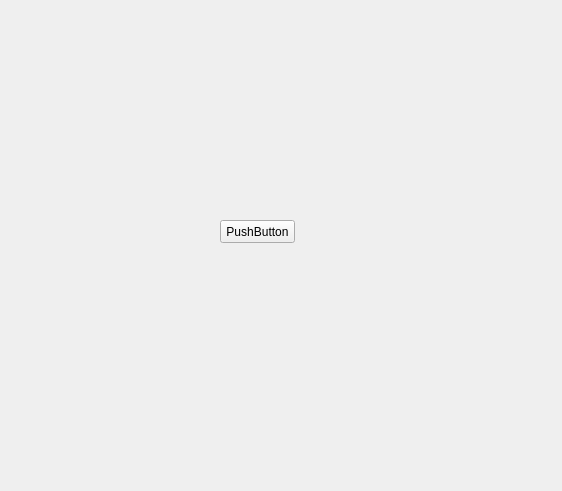
This is teste_interface.ui in ianoli12/meu_prontuario as Qt 5 draws it before an edit. The edited form follows.
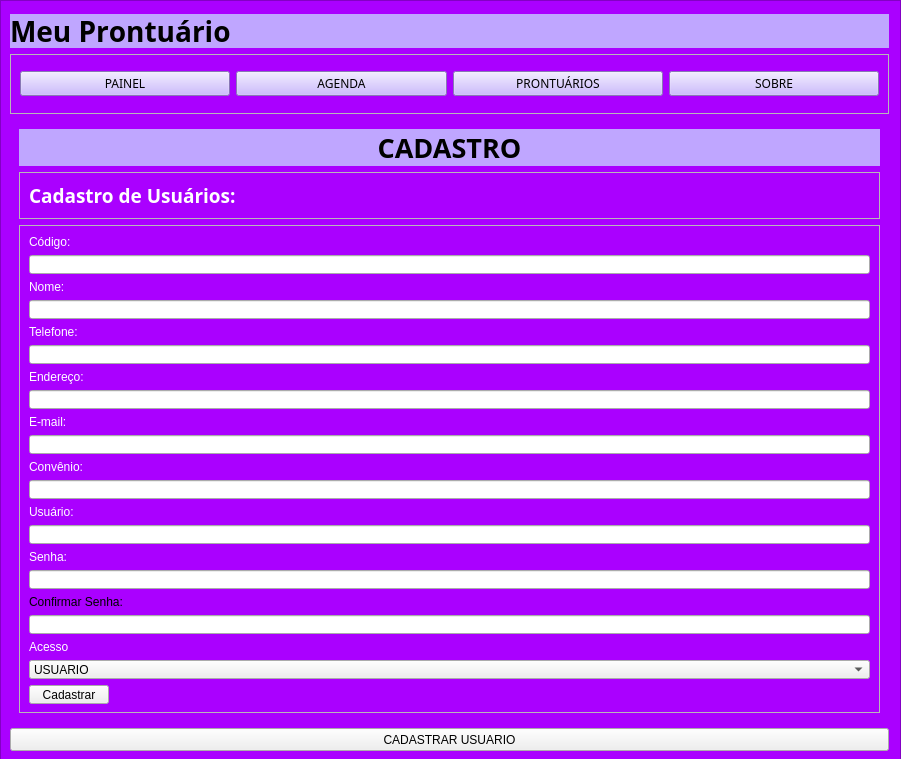
This is the edited form.

Diff of the .ui file:
```diff
--- a/teste_interface.ui
+++ b/teste_interface.ui
@@ -6,26 +6,826 @@
    <rect>
     <x>0</x>
     <y>0</y>
-    <width>562</width>
-    <height>491</height>
+    <width>901</width>
+    <height>759</height>
    </rect>
   </property>
   <property name="windowTitle">
    <string>Form</string>
   </property>
-  <widget class="QPushButton" name="pushButton">
+  <widget class="QFrame" name="frame">
    <property name="geometry">
     <rect>
-     <x>220</x>
-     <y>220</y>
-     <width>75</width>
+     <x>10</x>
+     <y>54</y>
+     <width>879</width>
+     <height>60</height>
+    </rect>
+   </property>
+   <property name="sizePolicy">
+    <sizepolicy hsizetype="Preferred" vsizetype="Maximum">
+     <horstretch>0</horstretch>
+     <verstretch>0</verstretch>
+    </sizepolicy>
+   </property>
+   <property name="minimumSize">
+    <size>
+     <width>0</width>
+     <height>60</height>
+    </size>
+   </property>
+   <property name="frameShape">
+    <enum>QFrame::StyledPanel</enum>
+   </property>
+   <property name="frameShadow">
+    <enum>QFrame::Raised</enum>
+   </property>
+   <layout class="QHBoxLayout" name="horizontalLayout_2">
+    <item>
+     <widget class="QPushButton" name="btn_painel">
+      <property name="enabled">
+       <bool>true</bool>
+      </property>
+      <property name="font">
+       <font>
+        <family>Bahnschrift Light SemiCondensed</family>
+       </font>
+      </property>
+      <property name="styleSheet">
+       <string notr="true">background-color: rgb(191, 166, 255);</string>
+      </property>
+      <property name="text">
+       <string>PAINEL</string>
+      </property>
+     </widget>
+    </item>
+    <item>
+     <widget class="QPushButton" name="btn_agenda">
+      <property name="font">
+       <font>
+        <family>Bahnschrift Light SemiCondensed</family>
+       </font>
+      </property>
+      <property name="styleSheet">
+       <string notr="true">background-color: rgb(191, 166, 255);</string>
+      </property>
+      <property name="text">
+       <string>AGENDA</string>
+      </property>
+     </widget>
+    </item>
+    <item>
+     <widget class="QPushButton" name="btn_prontuarios">
+      <property name="font">
+       <font>
+        <family>Bahnschrift Light SemiCondensed</family>
+       </font>
+      </property>
+      <property name="styleSheet">
+       <string notr="true">background-color: rgb(191, 166, 255);</string>
+      </property>
+      <property name="text">
+       <string>PRONTUÁRIOS</string>
+      </property>
+     </widget>
+    </item>
+    <item>
+     <widget class="QPushButton" name="btn_sobre">
+      <property name="font">
+       <font>
+        <family>Bahnschrift Light SemiCondensed</family>
+       </font>
+      </property>
+      <property name="styleSheet">
+       <string notr="true">background-color: rgb(191, 166, 255);</string>
+      </property>
+      <property name="text">
+       <string>SOBRE</string>
+      </property>
+     </widget>
+    </item>
+   </layout>
+   <zorder>btn_sobre</zorder>
+   <zorder>btn_prontuarios</zorder>
+   <zorder>btn_agenda</zorder>
+   <zorder>btn_painel</zorder>
+  </widget>
+  <widget class="QLabel" name="label">
+   <property name="geometry">
+    <rect>
+     <x>10</x>
+     <y>14</y>
+     <width>879</width>
+     <height>34</height>
+    </rect>
+   </property>
+   <property name="sizePolicy">
+    <sizepolicy hsizetype="Preferred" vsizetype="Fixed">
+     <horstretch>0</horstretch>
+     <verstretch>0</verstretch>
+    </sizepolicy>
+   </property>
+   <property name="font">
+    <font>
+     <family>Bahnschrift Light SemiCondensed</family>
+     <pointsize>21</pointsize>
+     <weight>75</weight>
+     <italic>false</italic>
+     <bold>true</bold>
+     <strikeout>false</strikeout>
+     <kerning>false</kerning>
+    </font>
+   </property>
+   <property name="styleSheet">
+    <string notr="true">background-color: rgb(191, 166, 255);</string>
+   </property>
+   <property name="text">
+    <string>Meu Prontuário</string>
+   </property>
+   <property name="scaledContents">
+    <bool>true</bool>
+   </property>
+  </widget>
+  <widget class="QPushButton" name="btn_pg_cadastro">
+   <property name="geometry">
+    <rect>
+     <x>10</x>
+     <y>728</y>
+     <width>879</width>
      <height>23</height>
     </rect>
    </property>
    <property name="text">
-    <string>PushButton</string>
+    <string>CADASTRAR USUARIO</string>
    </property>
   </widget>
+  <widget class="QStackedWidget" name="Pages">
+   <property name="enabled">
+    <bool>true</bool>
+   </property>
+   <property name="geometry">
+    <rect>
+     <x>10</x>
+     <y>120</y>
+     <width>879</width>
+     <height>602</height>
+    </rect>
+   </property>
+   <property name="currentIndex">
+    <number>3</number>
+   </property>
+   <widget class="QWidget" name="pg_painel">
+    <property name="enabled">
+     <bool>false</bool>
+    </property>
+    <layout class="QVBoxLayout" name="verticalLayout_2">
+     <item>
+      <widget class="QLabel" name="label_14">
+       <property name="enabled">
+        <bool>false</bool>
+       </property>
+       <property name="sizePolicy">
+        <sizepolicy hsizetype="Preferred" vsizetype="Fixed">
+         <horstretch>0</horstretch>
+         <verstretch>0</verstretch>
+        </sizepolicy>
+       </property>
+       <property name="minimumSize">
+        <size>
+         <width>0</width>
+         <height>0</height>
+        </size>
+       </property>
+       <property name="font">
+        <font>
+         <family>Bahnschrift Light SemiCondensed</family>
+         <pointsize>20</pointsize>
+         <weight>75</weight>
+         <bold>true</bold>
+         <underline>false</underline>
+         <strikeout>false</strikeout>
+         <stylestrategy>PreferDefault</stylestrategy>
+         <kerning>true</kerning>
+        </font>
+       </property>
+       <property name="styleSheet">
+        <string notr="true">background-color: rgb(191, 166, 255);</string>
+       </property>
+       <property name="text">
+        <string>PAINEL</string>
+       </property>
+       <property name="alignment">
+        <set>Qt::AlignCenter</set>
+       </property>
+      </widget>
+     </item>
+     <item>
+      <widget class="QFrame" name="frame_2">
+       <property name="sizePolicy">
+        <sizepolicy hsizetype="Preferred" vsizetype="Fixed">
+         <horstretch>0</horstretch>
+         <verstretch>0</verstretch>
+        </sizepolicy>
+       </property>
+       <property name="frameShape">
+        <enum>QFrame::StyledPanel</enum>
+       </property>
+       <property name="frameShadow">
+        <enum>QFrame::Raised</enum>
+       </property>
+       <layout class="QHBoxLayout" name="horizontalLayout_3">
+        <item>
+         <widget class="QLabel" name="label_6">
+          <property name="font">
+           <font>
+            <family>Bahnschrift Light SemiCondensed</family>
+            <pointsize>14</pointsize>
+            <weight>75</weight>
+            <bold>true</bold>
+           </font>
+          </property>
+          <property name="styleSheet">
+           <string notr="true">color: rgb(255, 255, 255);</string>
+          </property>
+          <property name="text">
+           <string>Total de Pacientes:</string>
+          </property>
+          <property name="alignment">
+           <set>Qt::AlignCenter</set>
+          </property>
+         </widget>
+        </item>
+        <item>
+         <widget class="QLabel" name="label_7">
+          <property name="font">
+           <font>
+            <family>Bahnschrift Light SemiCondensed</family>
+            <pointsize>14</pointsize>
+            <weight>75</weight>
+            <bold>true</bold>
+           </font>
+          </property>
+          <property name="styleSheet">
+           <string notr="true">color: rgb(255, 255, 255);</string>
+          </property>
+          <property name="text">
+           <string>Pacientes Confirmados:</string>
+          </property>
+          <property name="alignment">
+           <set>Qt::AlignCenter</set>
+          </property>
+         </widget>
+        </item>
+        <item>
+         <widget class="QLabel" name="label_5">
+          <property name="font">
+           <font>
+            <family>Bahnschrift Light SemiCondensed</family>
+            <pointsize>14</pointsize>
+            <weight>75</weight>
+            <bold>true</bold>
+           </font>
+          </property>
+          <property name="styleSheet">
+           <string notr="true">color: rgb(255, 255, 255);</string>
+          </property>
+          <property name="text">
+           <string>Pacientes Atendidos:</string>
+          </property>
+          <property name="alignment">
+           <set>Qt::AlignCenter</set>
+          </property>
+         </widget>
+        </item>
+       </layout>
+      </widget>
+     </item>
+     <item>
+      <widget class="QFrame" name="frame_3">
+       <property name="frameShape">
+        <enum>QFrame::StyledPanel</enum>
+       </property>
+       <property name="frameShadow">
+        <enum>QFrame::Raised</enum>
+       </property>
+       <layout class="QHBoxLayout" name="horizontalLayout">
+        <item>
+         <widget class="QLabel" name="lb_pac_total">
+          <property name="font">
+           <font>
+            <family>Bahnschrift Light SemiCondensed</family>
+            <pointsize>31</pointsize>
+           </font>
+          </property>
+          <property name="text">
+           <string>TextLabel</string>
+          </property>
+          <property name="alignment">
+           <set>Qt::AlignCenter</set>
+          </property>
+         </widget>
+        </item>
+        <item>
+         <widget class="QLabel" name="lb_pac_confirmados">
+          <property name="font">
+           <font>
+            <family>Bahnschrift Light SemiCondensed</family>
+            <pointsize>31</pointsize>
+           </font>
+          </property>
+          <property name="text">
+           <string>TextLabel</string>
+          </property>
+          <property name="alignment">
+           <set>Qt::AlignCenter</set>
+          </property>
+         </widget>
+        </item>
+        <item>
+         <widget class="QLabel" name="lb_pac_atendidos">
+          <property name="font">
+           <font>
+            <family>Bahnschrift Light SemiCondensed</family>
+            <pointsize>31</pointsize>
+           </font>
+          </property>
+          <property name="text">
+           <string>TextLabel</string>
+          </property>
+          <property name="alignment">
+           <set>Qt::AlignCenter</set>
+          </property>
+         </widget>
+        </item>
+       </layout>
+      </widget>
+     </item>
+    </layout>
+   </widget>
+   <widget class="QWidget" name="pg_agenda"/>
+   <widget class="QWidget" name="pg_prontuarios">
+    <property name="enabled">
+     <bool>false</bool>
+    </property>
+    <layout class="QVBoxLayout" name="verticalLayout_5">
+     <item>
+      <widget class="QLabel" name="label_20">
+       <property name="enabled">
+        <bool>false</bool>
+       </property>
+       <property name="sizePolicy">
+        <sizepolicy hsizetype="Preferred" vsizetype="Fixed">
+         <horstretch>0</horstretch>
+         <verstretch>0</verstretch>
+        </sizepolicy>
+       </property>
+       <property name="minimumSize">
+        <size>
+         <width>0</width>
+         <height>0</height>
+        </size>
+       </property>
+       <property name="font">
+        <font>
+         <family>Bahnschrift Light SemiCondensed</family>
+         <pointsize>20</pointsize>
+         <weight>75</weight>
+         <bold>true</bold>
+         <underline>false</underline>
+         <strikeout>false</strikeout>
+         <stylestrategy>PreferDefault</stylestrategy>
+         <kerning>true</kerning>
+        </font>
+       </property>
+       <property name="styleSheet">
+        <string notr="true">background-color: rgb(191, 166, 255);</string>
+       </property>
+       <property name="text">
+        <string>PRONTUÁRIOS</string>
+       </property>
+       <property name="alignment">
+        <set>Qt::AlignCenter</set>
+       </property>
+      </widget>
+     </item>
+     <item>
+      <widget class="QFrame" name="frame_8">
+       <property name="sizePolicy">
+        <sizepolicy hsizetype="Preferred" vsizetype="Fixed">
+         <horstretch>0</horstretch>
+         <verstretch>0</verstretch>
+        </sizepolicy>
+       </property>
+       <property name="frameShape">
+        <enum>QFrame::StyledPanel</enum>
+       </property>
+       <property name="frameShadow">
+        <enum>QFrame::Raised</enum>
+       </property>
+       <layout class="QHBoxLayout" name="horizontalLayout_8">
+        <item>
+         <widget class="QLabel" name="label_19">
+          <property name="font">
+           <font>
+            <family>Bahnschrift Light SemiCondensed</family>
+            <pointsize>14</pointsize>
+            <weight>75</weight>
+            <bold>true</bold>
+           </font>
+          </property>
+          <property name="styleSheet">
+           <string notr="true">color: rgb(255, 255, 255);</string>
+          </property>
+          <property name="text">
+           <string>Relação de Prontuários</string>
+          </property>
+         </widget>
+        </item>
+       </layout>
+      </widget>
+     </item>
+     <item>
+      <widget class="QFrame" name="frame_9">
+       <property name="frameShape">
+        <enum>QFrame::StyledPanel</enum>
+       </property>
+       <property name="frameShadow">
+        <enum>QFrame::Raised</enum>
+       </property>
+       <layout class="QHBoxLayout" name="horizontalLayout_9">
+        <item>
+         <widget class="QTreeWidget" name="treeWidget">
+          <property name="enabled">
+           <bool>false</bool>
+          </property>
+          <column>
+           <property name="text">
+            <string>CÓDIGO</string>
+           </property>
+          </column>
+          <column>
+           <property name="text">
+            <string>NOME</string>
+           </property>
+          </column>
+          <column>
+           <property name="text">
+            <string>TELEFONE</string>
+           </property>
+          </column>
+          <column>
+           <property name="text">
+            <string>CONVÊNIO</string>
+           </property>
+          </column>
+         </widget>
+        </item>
+        <item>
+         <widget class="QFrame" name="frame_10">
+          <property name="enabled">
+           <bool>false</bool>
+          </property>
+          <property name="sizePolicy">
+           <sizepolicy hsizetype="Minimum" vsizetype="Preferred">
+            <horstretch>0</horstretch>
+            <verstretch>0</verstretch>
+           </sizepolicy>
+          </property>
+          <property name="styleSheet">
+           <string notr="true">background-color: rgb(191, 166, 255);</string>
+          </property>
+          <property name="frameShape">
+           <enum>QFrame::StyledPanel</enum>
+          </property>
+          <property name="frameShadow">
+           <enum>QFrame::Raised</enum>
+          </property>
+          <layout class="QVBoxLayout" name="verticalLayout_6">
+           <item>
+            <widget class="QPushButton" name="pushButton_3">
+             <property name="enabled">
+              <bool>false</bool>
+             </property>
+             <property name="text">
+              <string>PushButton</string>
+             </property>
+            </widget>
+           </item>
+           <item>
+            <widget class="QPushButton" name="pushButton">
+             <property name="sizePolicy">
+              <sizepolicy hsizetype="Minimum" vsizetype="Fixed">
+               <horstretch>0</horstretch>
+               <verstretch>0</verstretch>
+              </sizepolicy>
+             </property>
+             <property name="text">
+              <string>Adicionar Paciente</string>
+             </property>
+            </widget>
+           </item>
+           <item>
+            <widget class="QPushButton" name="pushButton_2">
+             <property name="styleSheet">
+              <string notr="true"/>
+             </property>
+             <property name="text">
+              <string>Excluir</string>
+             </property>
+            </widget>
+           </item>
+           <item>
+            <spacer name="verticalSpacer">
+             <property name="orientation">
+              <enum>Qt::Vertical</enum>
+             </property>
+             <property name="sizeHint" stdset="0">
+              <size>
+               <width>20</width>
+               <height>40</height>
+              </size>
+             </property>
+            </spacer>
+           </item>
+          </layout>
+         </widget>
+        </item>
+       </layout>
+      </widget>
+     </item>
+    </layout>
+   </widget>
+   <widget class="QWidget" name="pg_cad_usu">
+    <layout class="QVBoxLayout" name="verticalLayout_13">
+     <item>
+      <widget class="QLabel" name="label_25">
+       <property name="sizePolicy">
+        <sizepolicy hsizetype="Preferred" vsizetype="Fixed">
+         <horstretch>0</horstretch>
+         <verstretch>0</verstretch>
+        </sizepolicy>
+       </property>
+       <property name="minimumSize">
+        <size>
+         <width>0</width>
+         <height>0</height>
+        </size>
+       </property>
+       <property name="font">
+        <font>
+         <family>Bahnschrift Light SemiCondensed</family>
+         <pointsize>20</pointsize>
+         <weight>75</weight>
+         <bold>true</bold>
+         <underline>false</underline>
+         <strikeout>false</strikeout>
+         <stylestrategy>PreferDefault</stylestrategy>
+         <kerning>true</kerning>
+        </font>
+       </property>
+       <property name="styleSheet">
+        <string notr="true">background-color: rgb(191, 166, 255);</string>
+       </property>
+       <property name="text">
+        <string>CADASTRO</string>
+       </property>
+       <property name="alignment">
+        <set>Qt::AlignCenter</set>
+       </property>
+      </widget>
+     </item>
+     <item>
+      <widget class="QFrame" name="frame_18">
+       <property name="sizePolicy">
+        <sizepolicy hsizetype="Preferred" vsizetype="Fixed">
+         <horstretch>0</horstretch>
+         <verstretch>0</verstretch>
+        </sizepolicy>
+       </property>
+       <property name="frameShape">
+        <enum>QFrame::StyledPanel</enum>
+       </property>
+       <property name="frameShadow">
+        <enum>QFrame::Raised</enum>
+       </property>
+       <layout class="QHBoxLayout" name="horizontalLayout_16">
+        <item>
+         <widget class="QLabel" name="label_26">
+          <property name="sizePolicy">
+           <sizepolicy hsizetype="Preferred" vsizetype="Preferred">
+            <horstretch>0</horstretch>
+            <verstretch>0</verstretch>
+           </sizepolicy>
+          </property>
+          <property name="font">
+           <font>
+            <family>Bahnschrift Light SemiCondensed</family>
+            <pointsize>14</pointsize>
+            <weight>75</weight>
+            <bold>true</bold>
+           </font>
+          </property>
+          <property name="styleSheet">
+           <string notr="true">color: rgb(255, 255, 255);</string>
+          </property>
+          <property name="text">
+           <string>Cadastro de Usuários:</string>
+          </property>
+         </widget>
+        </item>
+       </layout>
+      </widget>
+     </item>
+     <item>
+      <widget class="QFrame" name="frame_20">
+       <property name="frameShape">
+        <enum>QFrame::StyledPanel</enum>
+       </property>
+       <property name="frameShadow">
+        <enum>QFrame::Raised</enum>
+       </property>
+       <layout class="QVBoxLayout" name="verticalLayout_14">
+        <item>
+         <widget class="QLabel" name="label_3">
+          <property name="styleSheet">
+           <string notr="true">color: rgb(255, 255, 255);</string>
+          </property>
+          <property name="text">
+           <string>Código:</string>
+          </property>
+         </widget>
+        </item>
+        <item>
+         <widget class="QLineEdit" name="txt_usu_codigo"/>
+        </item>
+        <item>
+         <widget class="QLabel" name="label_30">
+          <property name="styleSheet">
+           <string notr="true">color: rgb(255, 255, 255);</string>
+          </property>
+          <property name="text">
+           <string>Nome:</string>
+          </property>
+         </widget>
+        </item>
+        <item>
+         <widget class="QLineEdit" name="txt_usu_nome"/>
+        </item>
+        <item>
+         <widget class="QLabel" name="label_28">
+          <property name="styleSheet">
+           <string notr="true">color: rgb(255, 255, 255);</string>
+          </property>
+          <property name="text">
+           <string>Telefone:</string>
+          </property>
+         </widget>
+        </item>
+        <item>
+         <widget class="QLineEdit" name="txt_usu_tel"/>
+        </item>
+        <item>
+         <widget class="QLabel" name="label_29">
+          <property name="styleSheet">
+           <string notr="true">color: rgb(255, 255, 255);</string>
+          </property>
+          <property name="text">
+           <string>Endereço:</string>
+          </property>
+         </widget>
+        </item>
+        <item>
+         <widget class="QLineEdit" name="txt_usu_endereco"/>
+        </item>
+        <item>
+         <widget class="QLabel" name="label_2">
+          <property name="styleSheet">
+           <string notr="true">color: rgb(255, 255, 255);</string>
+          </property>
+          <property name="text">
+           <string>E-mail:</string>
+          </property>
+         </widget>
+        </item>
+        <item>
+         <widget class="QLineEdit" name="txt_usu_email"/>
+        </item>
+        <item>
+         <widget class="QLabel" name="label_27">
+          <property name="styleSheet">
+           <string notr="true">color: rgb(255, 255, 255);</string>
+          </property>
+          <property name="text">
+           <string>Convênio:</string>
+          </property>
+         </widget>
+        </item>
+        <item>
+         <widget class="QLineEdit" name="txt_usu_convenio"/>
+        </item>
+        <item>
+         <widget class="QLabel" name="label_18">
+          <property name="styleSheet">
+           <string notr="true">color: rgb(255, 255, 255);</string>
+          </property>
+          <property name="text">
+           <string>Usuário:</string>
+          </property>
+         </widget>
+        </item>
+        <item>
+         <widget class="QLineEdit" name="txt_usu_usuario"/>
+        </item>
+        <item>
+         <widget class="QLabel" name="label_4">
+          <property name="styleSheet">
+           <string notr="true">color: rgb(255, 255, 255);</string>
+          </property>
+          <property name="text">
+           <string>Senha:</string>
+          </property>
+         </widget>
+        </item>
+        <item>
+         <widget class="QLineEdit" name="txt_usu_senha"/>
+        </item>
+        <item>
+         <widget class="QLabel" name="label_8">
+          <property name="text">
+           <string>Confirmar Senha:</string>
+          </property>
+         </widget>
+        </item>
+        <item>
+         <widget class="QLineEdit" name="txt_usu_senha_2"/>
+        </item>
+        <item>
+         <widget class="QLabel" name="label_17">
+          <property name="styleSheet">
+           <string notr="true">color: rgb(255, 255, 255);</string>
+          </property>
+          <property name="text">
+           <string>Acesso</string>
+          </property>
+         </widget>
+        </item>
+        <item>
+         <widget class="QComboBox" name="cb_acesso">
+          <item>
+           <property name="text">
+            <string>USUARIO</string>
+           </property>
+          </item>
+          <item>
+           <property name="text">
+            <string>ADMINISTRADOR</string>
+           </property>
+          </item>
+         </widget>
+        </item>
+        <item>
+         <widget class="QPushButton" name="btn_cadastrar_usu">
+          <property name="sizePolicy">
+           <sizepolicy hsizetype="Fixed" vsizetype="Fixed">
+            <horstretch>0</horstretch>
+            <verstretch>0</verstretch>
+           </sizepolicy>
+          </property>
+          <property name="text">
+           <string>Cadastrar</string>
+          </property>
+         </widget>
+        </item>
+       </layout>
+      </widget>
+     </item>
+    </layout>
+   </widget>
+  </widget>
+  <widget class="QFrame" name="frame_4">
+   <property name="geometry">
+    <rect>
+     <x>0</x>
+     <y>0</y>
+     <width>901</width>
+     <height>761</height>
+    </rect>
+   </property>
+   <property name="styleSheet">
+    <string notr="true">background-color: rgb(170, 0, 255);</string>
+   </property>
+   <property name="frameShape">
+    <enum>QFrame::StyledPanel</enum>
+   </property>
+   <property name="frameShadow">
+    <enum>QFrame::Raised</enum>
+   </property>
+  </widget>
+  <zorder>frame_4</zorder>
+  <zorder>frame</zorder>
+  <zorder>label</zorder>
+  <zorder>btn_pg_cadastro</zorder>
+  <zorder>Pages</zorder>
  </widget>
  <resources/>
  <connections/>
```
